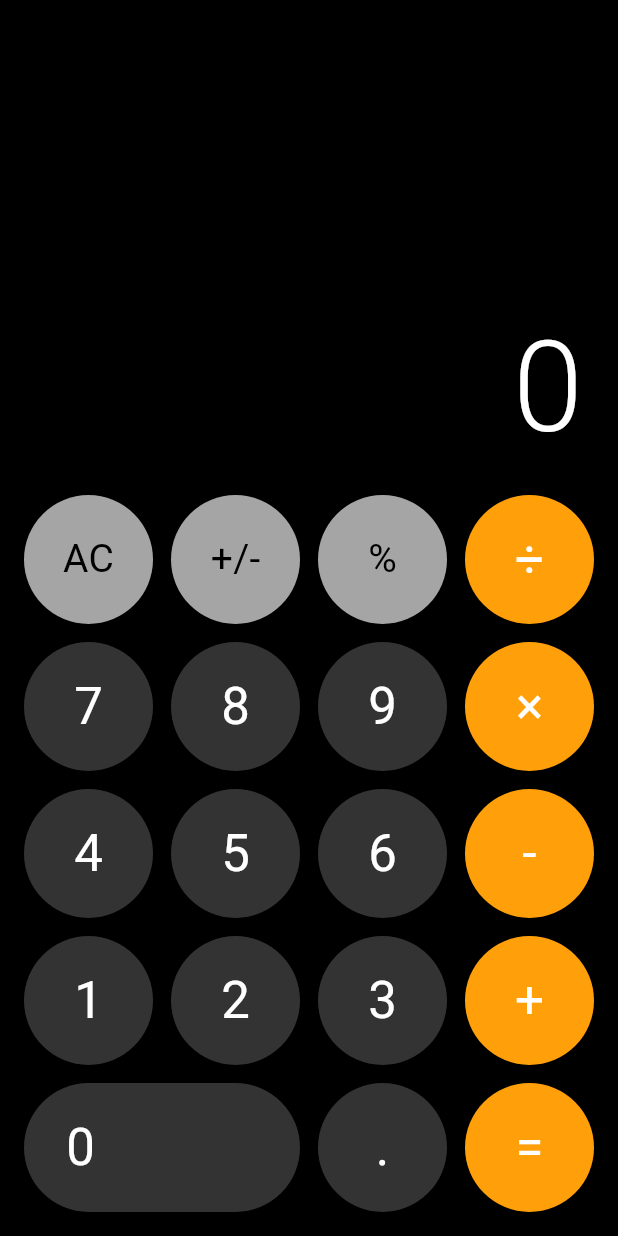
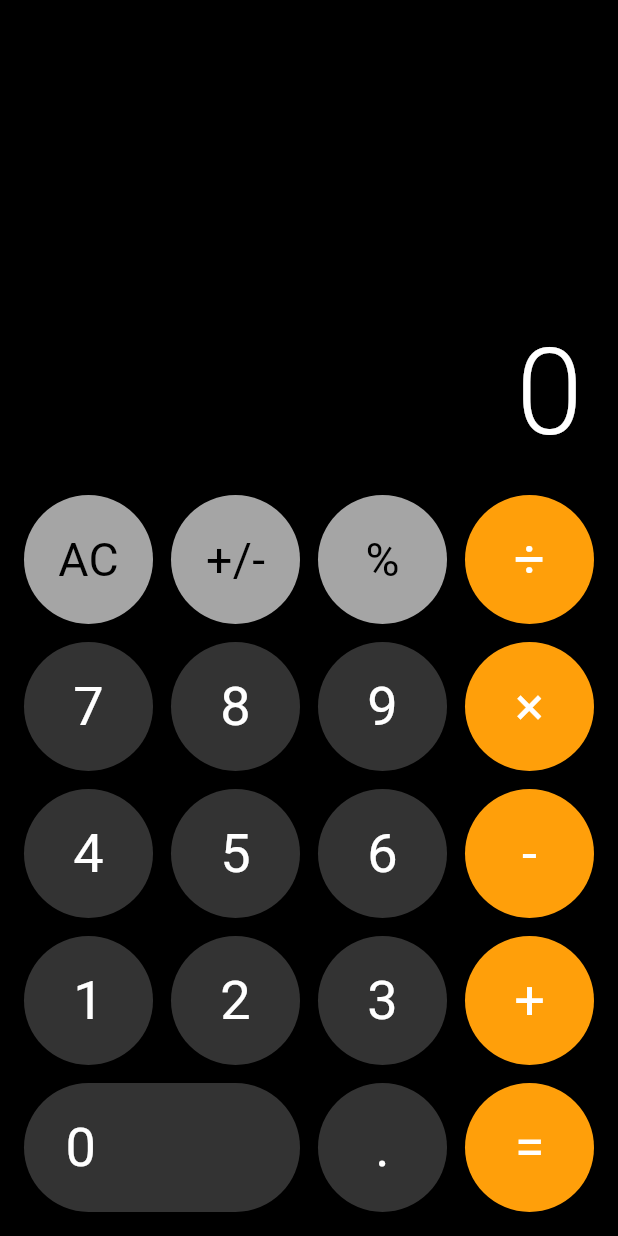
Before and after one commit to ShreeHariInfoSolution/securecalc, a Flutter app: the screen it shows after launch, on a phone screen of 412 x 824 dp. Run offline on Flutter 3.47's test engine with Material 3 defaults, Android fonts, the phone set to English and light mode, and no system bars; our stand-ins replace audioplayers, file_picker, flutter_blue_plus, fluttertoast, image_picker, open_filex and 6 more; missing offline and left inert: encrypt, flutter_ble_peripheral, record; accounts and stored records are empty.

Commit message:
commit by Hitesh ui ux changes

```diff
--- a/lib/src/features/calculator/presentation/pages/calculator_page.dart
+++ b/lib/src/features/calculator/presentation/pages/calculator_page.dart
@@ -67,7 +67,42 @@ class _CalculatorPageState extends State<CalculatorPage> {
               return const SizedBox();
             }
 
-            return Column(
+            final maxWidth = constraints.maxWidth;
+            final maxHeight = constraints.maxHeight;
+
+            // Wide screen check (iPads, tablets, or desktop)
+            final isWideScreen = maxWidth >= 600;
+
+            // On wide screens / iPad, cap the max keypad container width so buttons remain clean and well-proportioned
+            final maxKeypadWidth = isWideScreen
+                ? min(maxWidth * 0.85, 500.0)
+                : maxWidth;
+
+            // Spacing & padding configuration
+            const double gap = 12.0;
+            const double horizontalPadding = 16.0;
+
+            // 1) Width constraint on button size:
+            // 4 columns of buttonSize + 3 gaps + 2 * horizontalPadding = keypadWidth
+            final availableKeypadWidth = maxKeypadWidth - (horizontalPadding * 2);
+            final maxButtonWidth = (availableKeypadWidth - (gap * 3)) / 4;
+
+            // 2) Height constraint on button size:
+            // Keypad must take at most ~65% of screen height to guarantee ample room for display
+            final maxKeypadHeightAllowed = maxHeight * 0.65;
+            final maxButtonHeight = (maxKeypadHeightAllowed - (gap * 4) - 16.0) / 5;
+
+            // Final button size (width = height) strictly constrained by both width and height bounds
+            double buttonSize = min(maxButtonWidth, maxButtonHeight);
+            buttonSize = buttonSize.clamp(32.0, 100.0);
+
+            // Re-calculate actual keypad width based on final buttonSize
+            final keypadWidth = (buttonSize * 4) + (gap * 3) + (horizontalPadding * 2);
+
+            return Center(
+              child: SizedBox(
+                width: isWideScreen ? keypadWidth : maxWidth,
+                child: Column(
                   children: [
                     // Display Area
                     Expanded(
@@ -80,45 +115,72 @@ class _CalculatorPageState extends State<CalculatorPage> {
                       ),
                     ),
 
-                // Keypad Grid - Apple Calculator Pixel Perfect Layout
+                    // Keypad Grid - Apple Calculator Responsive Layout
                     Padding(
-                  padding: const EdgeInsets.fromLTRB(16, 0, 16, 16),
+                      padding: const EdgeInsets.fromLTRB(
+                        horizontalPadding,
+                        0,
+                        horizontalPadding,
+                        16,
+                      ),
                       child: Column(
                         mainAxisSize: MainAxisSize.min,
                         children: [
-                      _buildRow(['AC', '+/-', '%', '÷'], [
+                          _buildRow(
+                            ['AC', '+/-', '%', '÷'],
+                            [
                               CalculatorButtonType.function,
                               CalculatorButtonType.function,
                               CalculatorButtonType.function,
                               CalculatorButtonType.operator,
-                      ]),
-                      const SizedBox(height: 12),
-                      _buildRow(['7', '8', '9', '×'], [
+                            ],
+                            buttonSize,
+                            gap,
+                          ),
+                          SizedBox(height: gap),
+                          _buildRow(
+                            ['7', '8', '9', '×'],
+                            [
                               CalculatorButtonType.digit,
                               CalculatorButtonType.digit,
                               CalculatorButtonType.digit,
                               CalculatorButtonType.operator,
-                      ]),
-                      const SizedBox(height: 12),
-                      _buildRow(['4', '5', '6', '-'], [
+                            ],
+                            buttonSize,
+                            gap,
+                          ),
+                          SizedBox(height: gap),
+                          _buildRow(
+                            ['4', '5', '6', '-'],
+                            [
                               CalculatorButtonType.digit,
                               CalculatorButtonType.digit,
                               CalculatorButtonType.digit,
                               CalculatorButtonType.operator,
-                      ]),
-                      const SizedBox(height: 12),
-                      _buildRow(['1', '2', '3', '+'], [
+                            ],
+                            buttonSize,
+                            gap,
+                          ),
+                          SizedBox(height: gap),
+                          _buildRow(
+                            ['1', '2', '3', '+'],
+                            [
                               CalculatorButtonType.digit,
                               CalculatorButtonType.digit,
                               CalculatorButtonType.digit,
                               CalculatorButtonType.operator,
-                      ]),
-                      const SizedBox(height: 12),
-                      _buildBottomRow(),
+                            ],
+                            buttonSize,
+                            gap,
+                          ),
+                          SizedBox(height: gap),
+                          _buildBottomRow(buttonSize, gap),
                         ],
                       ),
                     ),
                   ],
+                ),
+              ),
             );
           },
         ),
@@ -126,17 +188,22 @@ class _CalculatorPageState extends State<CalculatorPage> {
     );
   }
 
-  Widget _buildRow(List<String> labels, List<CalculatorButtonType> types) {
-    final size = _buttonSize(context);
+  Widget _buildRow(
+    List<String> labels,
+    List<CalculatorButtonType> types,
+    double buttonSize,
+    double gap,
+  ) {
     return Row(
       mainAxisAlignment: MainAxisAlignment.spaceBetween,
       children: List.generate(4, (index) {
         return SizedBox(
-          width: size,
-          height: size,
+          width: buttonSize,
+          height: buttonSize,
           child: CalculatorButton(
             label: labels[index],
             type: types[index],
+            buttonSize: buttonSize,
             onTap: () => _handleButton(labels[index]),
           ),
         );
@@ -144,63 +211,44 @@ class _CalculatorPageState extends State<CalculatorPage> {
     );
   }
 
-  Widget _buildBottomRow() {
-    final size = _buttonSize(context);
-    final zeroWidth = size * 2 + 12;
+  Widget _buildBottomRow(double buttonSize, double gap) {
+    final zeroWidth = buttonSize * 2 + gap;
 
     return Row(
       mainAxisAlignment: MainAxisAlignment.spaceBetween,
       children: [
         SizedBox(
           width: zeroWidth,
-          height: size,
+          height: buttonSize,
           child: CalculatorButton(
             label: '0',
             isZero: true,
             type: CalculatorButtonType.digit,
+            buttonSize: buttonSize,
             onTap: () => _handleButton('0'),
           ),
         ),
         SizedBox(
-          width: size,
-          height: size,
+          width: buttonSize,
+          height: buttonSize,
           child: CalculatorButton(
             label: '.',
             type: CalculatorButtonType.digit,
+            buttonSize: buttonSize,
             onTap: () => _handleButton('.'),
           ),
         ),
         SizedBox(
-          width: size,
-          height: size,
+          width: buttonSize,
+          height: buttonSize,
           child: CalculatorButton(
             label: '=',
             type: CalculatorButtonType.operator,
+            buttonSize: buttonSize,
             onTap: () => _handleButton('='),
           ),
         ),
       ],
     );
   }
-
-  double _buttonSize(BuildContext context) {
-    final media = MediaQuery.of(context);
-    final screenWidth = media.size.width;
-    final screenHeight = media.size.height;
-
-    // Safety fallback against uninitialized 0 or negative metrics
-    if (screenWidth <= 0 || screenHeight <= 0) {
-      return 70.0;
 }
-
-    final isLandscape = media.orientation == Orientation.landscape;
-
-    if (isLandscape) {
-      final availableHeight = screenHeight - 80;
-      return max(35.0, (availableHeight - 48) / 5);
-    } else {
-      final computedSize = (screenWidth - 32 - 36) / 4;
-      return max(35.0, computedSize);
-    }
-  }
-}
--- a/lib/src/features/calculator/presentation/widgets/calculator_button.dart
+++ b/lib/src/features/calculator/presentation/widgets/calculator_button.dart
@@ -13,6 +13,7 @@ class CalculatorButton extends StatefulWidget {
   final VoidCallback onTap;
   final bool isZero;
   final bool isSelected;
+  final double? buttonSize;
 
   const CalculatorButton({
     super.key,
@@ -21,6 +22,7 @@ class CalculatorButton extends StatefulWidget {
     this.type = CalculatorButtonType.digit,
     this.isZero = false,
     this.isSelected = false,
+    this.buttonSize,
   });
 
   @override
@@ -59,6 +61,10 @@ class _CalculatorButtonState extends State<CalculatorButton> {
 
   @override
   Widget build(BuildContext context) {
+    final size = widget.buttonSize ?? 70.0;
+    final fontSize = (size * (widget.type == CalculatorButtonType.function ? 0.36 : 0.42)).clamp(14.0, 38.0);
+    final zeroPadding = size * 0.32;
+
     return GestureDetector(
       onTapDown: (_) {
         HapticFeedback.lightImpact();
@@ -70,17 +76,20 @@ class _CalculatorButtonState extends State<CalculatorButton> {
       child: AnimatedContainer(
         duration: const Duration(milliseconds: 80),
         alignment: widget.isZero ? Alignment.centerLeft : Alignment.center,
-        padding: widget.isZero ? const EdgeInsets.only(left: 28) : EdgeInsets.zero,
+        padding: widget.isZero ? EdgeInsets.only(left: zeroPadding) : EdgeInsets.zero,
         decoration: BoxDecoration(
           color: _backgroundColor,
           borderRadius: BorderRadius.circular(100),
         ),
-        child: Text(
-          widget.label,
-          style: TextStyle(
-            color: _textColor,
-            fontSize: widget.type == CalculatorButtonType.function ? 26 : 34,
-            fontWeight: FontWeight.w400,
+        child: FittedBox(
+          fit: BoxFit.scaleDown,
+          child: Text(
+            widget.label,
+            style: TextStyle(
+              color: _textColor,
+              fontSize: fontSize,
+              fontWeight: FontWeight.w400,
+            ),
           ),
         ),
       ),
--- a/lib/src/features/calculator/presentation/widgets/calculator_display.dart
+++ b/lib/src/features/calculator/presentation/widgets/calculator_display.dart
@@ -13,10 +13,10 @@ class CalculatorDisplay extends StatelessWidget {
   @override
   Widget build(BuildContext context) {
     final fontSize = value.length > 9
-        ? 50.0
+        ? 46.0
         : value.length > 6
-            ? 68.0
-            : 84.0;
+            ? 64.0
+            : 80.0;
 
     return Container(
       padding: const EdgeInsets.symmetric(horizontal: 24.0, vertical: 12.0),
@@ -26,9 +26,13 @@ class CalculatorDisplay extends StatelessWidget {
         crossAxisAlignment: CrossAxisAlignment.end,
         children: [
           if (expression.isNotEmpty)
-            AnimatedOpacity(
+            Flexible(
+              child: AnimatedOpacity(
                 duration: const Duration(milliseconds: 150),
                 opacity: 0.7,
+                child: FittedBox(
+                  fit: BoxFit.scaleDown,
+                  alignment: Alignment.centerRight,
                   child: Text(
                     expression,
                     style: const TextStyle(
@@ -38,8 +42,12 @@ class CalculatorDisplay extends StatelessWidget {
                     ),
                   ),
                 ),
-          const SizedBox(height: 8),
-          FittedBox(
+              ),
+            ),
+          if (expression.isNotEmpty) const SizedBox(height: 8),
+          Flexible(
+            flex: 2,
+            child: FittedBox(
               fit: BoxFit.scaleDown,
               alignment: Alignment.centerRight,
               child: Text(
@@ -52,6 +60,7 @@ class CalculatorDisplay extends StatelessWidget {
                 ),
               ),
             ),
+          ),
         ],
       ),
     );
```
Lines whose indentation alone changed are shown as unchanged.
